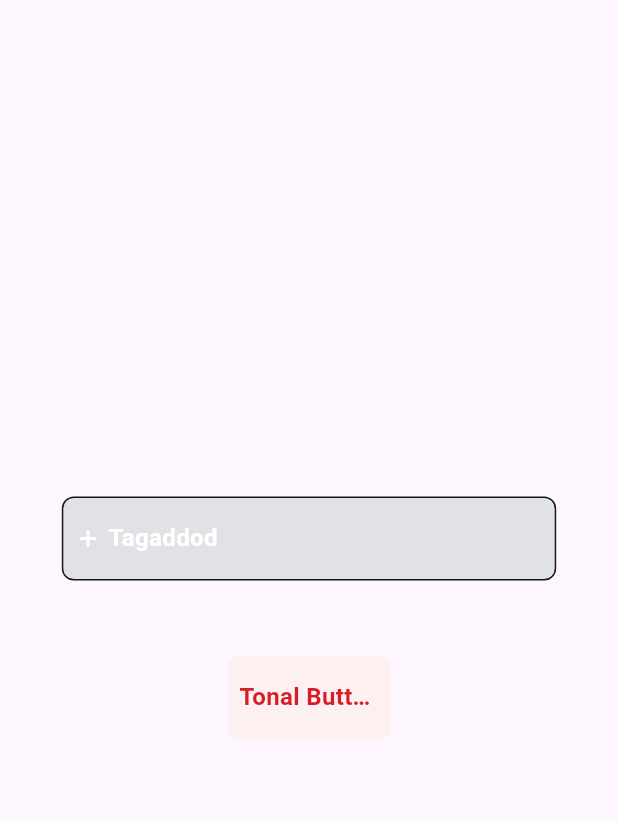
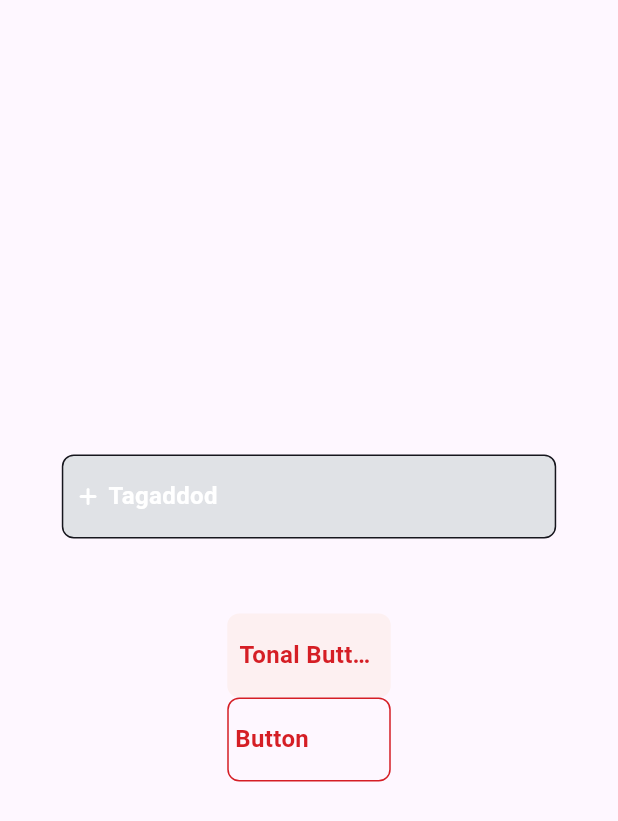
Before and after one commit to Tagaddod/Tagaddod-NewUi-Kit, a Flutter app: the screen it shows after launch, on a phone screen of 412 x 824 dp. Shown: the top 821 px of the screen. Run offline on Flutter 3.47's test engine with Material 3 defaults, Android fonts, the phone set to English and light mode, and no system bars; drawn by our look-alikes of auto_size_text; our stand-ins replace flutter_screenutil, flutter_svg.

Commit message:
add outlined button

```diff
--- a/lib/main.dart
+++ b/lib/main.dart
@@ -3,6 +3,7 @@ import 'package:flutter_screenutil/flutter_screenutil.dart';
 import 'package:tagaddod_ui_kit/colors/semantic/text_colors.dart';
 import 'package:tagaddod_ui_kit/utils/button_type.dart';
 import 'package:tagaddod_ui_kit/widgets/app_filled_button.dart';
+import 'package:tagaddod_ui_kit/widgets/app_outlined_button.dart';
 import 'package:tagaddod_ui_kit/widgets/app_tonal_button.dart';
 
 void main() async {
@@ -47,6 +48,11 @@ class MyApp extends StatelessWidget {
                   btnText: "Tonal Button",
                   onTap: () {},
                   buttonType: ButtonType.criticalButton,
+                ),
+                AppOutlinedButton.large(
+                  btnText: " Button",
+                  onTap: () {},
+                  buttonType: ButtonType.criticalButton,
                 )
               ],
             )),
--- /dev/null
+++ b/lib/widgets/app_outlined_button.dart
@@ -0,0 +1,207 @@
+import 'package:flutter/material.dart';
+import 'package:tagaddod_ui_kit/colors/semantic/bg_colors.dart';
+import 'package:tagaddod_ui_kit/colors/semantic/icon_colors.dart';
+import 'package:tagaddod_ui_kit/colors/semantic/text_colors.dart';
+import 'package:tagaddod_ui_kit/typography/semantics/body_styles.dart';
+import 'package:tagaddod_ui_kit/utils/button_type.dart';
+import 'package:tagaddod_ui_kit/widgets/app_icon.dart';
+import 'package:tagaddod_ui_kit/widgets/app_text.dart';
+
+class AppOutlinedButton extends StatelessWidget {
+  final ButtonSize _buttonSize;
+  final ButtonType buttonType;
+  final TextStyle _btnTextStyle;
+  final bool isLoading;
+  final String btnText;
+  final String? iconPath;
+  final Color? backgroundColor;
+  final Color? disabledBackgroundColor;
+  final Color? disabledTextColor;
+  final BorderRadius? borderRadius;
+  final Color? borderColor;
+  final Color? textColor;
+
+  final double width;
+  final double _height;
+
+  final void Function()? onTap;
+
+  //private constructor
+  const AppOutlinedButton._({
+    required this.isLoading,
+    required this.btnText,
+    this.onTap,
+    this.iconPath,
+    this.width = 80,
+    this.backgroundColor,
+    this.borderRadius,
+    this.disabledBackgroundColor,
+    this.disabledTextColor,
+    this.borderColor,
+    this.textColor,
+    this.buttonType = ButtonType.defaultButton,
+  })  : _buttonSize = ButtonSize.medium,
+        _btnTextStyle = BodyStyles.bodySmSemiBold,
+        _height = 40;
+
+  AppOutlinedButton.medium(
+      {super.key,
+      required this.btnText,
+      this.isLoading = false,
+      this.onTap,
+      this.iconPath,
+      this.backgroundColor,
+      this.disabledBackgroundColor,
+      this.disabledTextColor = TextColors.colorTextDisabled,
+      Color? borderColor,
+      this.borderRadius,
+      this.width = 80,
+      Color? textColor,
+      this.buttonType = ButtonType.defaultButton})
+      : _buttonSize = ButtonSize.medium,
+        _btnTextStyle = BodyStyles.bodySmSemiBold,
+        _height = 40,
+        borderColor = borderColor ?? getDefaultBorderColor(buttonType),
+        textColor = textColor ?? getDefaultTextColor(buttonType);
+
+  AppOutlinedButton.large(
+      {super.key,
+      required this.btnText,
+      this.isLoading = false,
+      this.onTap,
+      this.iconPath,
+      this.backgroundColor,
+      Color? borderColor,
+      Color? textColor,
+      this.disabledBackgroundColor,
+      this.disabledTextColor = TextColors.colorTextDisabled,
+      this.borderRadius,
+      this.width = 109,
+      this.buttonType = ButtonType.defaultButton})
+      : _buttonSize = ButtonSize.large,
+        _btnTextStyle = BodyStyles.bodyMdSemiBold,
+        _height = 56,
+        borderColor = borderColor ?? getDefaultBorderColor(buttonType),
+        textColor = textColor ?? getDefaultTextColor(buttonType);
+
+  @override
+  Widget build(BuildContext context) {
+    return Center(
+      child: Center(
+        child: InkWell(
+          highlightColor: Colors.transparent,
+          splashColor: getHighlightColor(),
+          borderRadius: borderRadius ?? BorderRadius.circular(8),
+          onTap: onTap,
+          child: Ink(
+            width: width,
+            height: _height,
+            decoration: BoxDecoration(
+              borderRadius: borderRadius ?? BorderRadius.circular(8),
+              border: Border.all(
+                  color: onTap == null ? disabledTextColor! : borderColor!),
+              color: onTap == null ? disabledBackgroundColor : backgroundColor,
+            ),
+            child: isLoading
+                ? Center(
+                    child: SizedBox(
+                      width: 18,
+                      height: 18,
+                      child: CircularProgressIndicator(
+                        color: textColor,
+                      ),
+                    ),
+                  )
+                : Row(
+                    mainAxisAlignment: MainAxisAlignment.center,
+                    crossAxisAlignment: CrossAxisAlignment.center,
+                    children: [
+                      //icon
+                      if (iconPath != null)
+                        AppIcon(
+                          svgIconPath: iconPath!,
+                          colorFilter:
+                              ColorFilter.mode(textColor!, BlendMode.srcIn),
+                        ),
+                      SizedBox(
+                        width: iconPath != null ? 5 : 0,
+                      ),
+                      //text
+
+                      Expanded(child: getTextButtonWidget()),
+                    ],
+                  ),
+          ),
+        ),
+      ),
+    );
+  }
+
+  AppText getTextButtonWidget() {
+    switch (_btnTextStyle) {
+      case BodyStyles.bodySmSemiBold:
+        return AppText.bodySmSemiBold(
+          text: btnText,
+          textColor: onTap == null ? disabledTextColor : textColor,
+        );
+      case BodyStyles.bodyMdSemiBold:
+        return AppText.bodyMdSemiBold(
+          text: btnText,
+          textColor: onTap == null ? disabledTextColor : textColor,
+        );
+
+      default:
+        return AppText.bodySmSemiBold(
+          text: btnText,
+          textColor: onTap == null ? disabledTextColor : textColor,
+        );
+    }
+  }
+
+  //get highlight color
+  Color getHighlightColor() {
+    switch (buttonType) {
+      case ButtonType.defaultButton:
+        return BgColors.colorBgFillBrandSecondary;
+      case ButtonType.successButton:
+        return BgColors.colorBgFillSuccessSecondary;
+      case ButtonType.criticalButton:
+        return BgColors.colorBgFillCriticalSecondary;
+      case ButtonType.neutralButton:
+        return BgColors.colorBgSurfaceSecondary;
+    }
+  }
+}
+//get Default Text Color
+
+Color getDefaultTextColor(ButtonType buttonType) {
+  switch (buttonType) {
+    case ButtonType.defaultButton:
+      return TextColors.colorTextLink;
+    case ButtonType.successButton:
+      return TextColors.colorTextSuccess;
+
+    case ButtonType.neutralButton:
+      return TextColors.colorText;
+
+    case ButtonType.criticalButton:
+      return TextColors.colorTextCritical;
+  }
+}
+
+Color getDefaultBorderColor(ButtonType buttonType) {
+  switch (buttonType) {
+    case ButtonType.defaultButton:
+      return IconColors.colorIconLink;
+    case ButtonType.successButton:
+      return IconColors.colorIconSuccess;
+
+    case ButtonType.neutralButton:
+      return IconColors.colorIcon;
+
+    case ButtonType.criticalButton:
+      return IconColors.colorIconCritical;
+  }
+}
+
+enum ButtonSize { medium, large }
```
